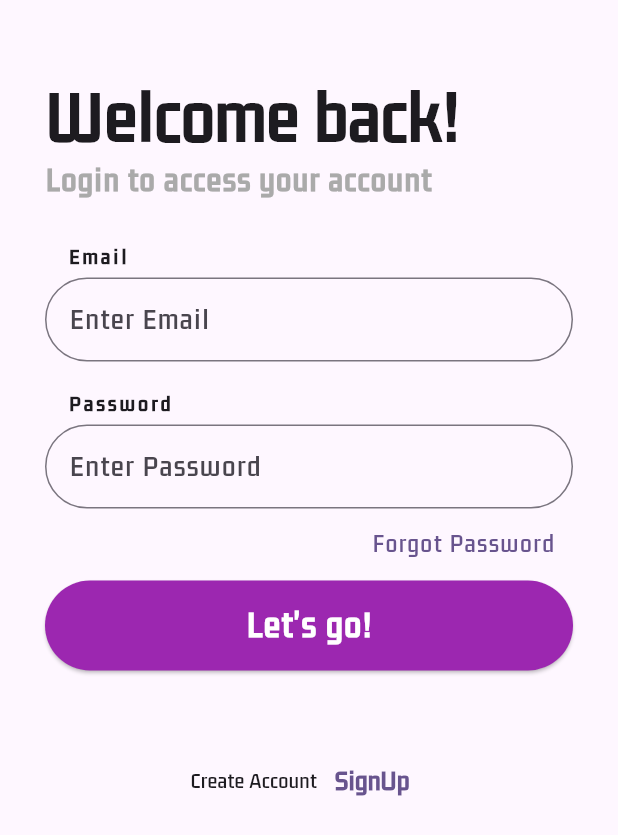
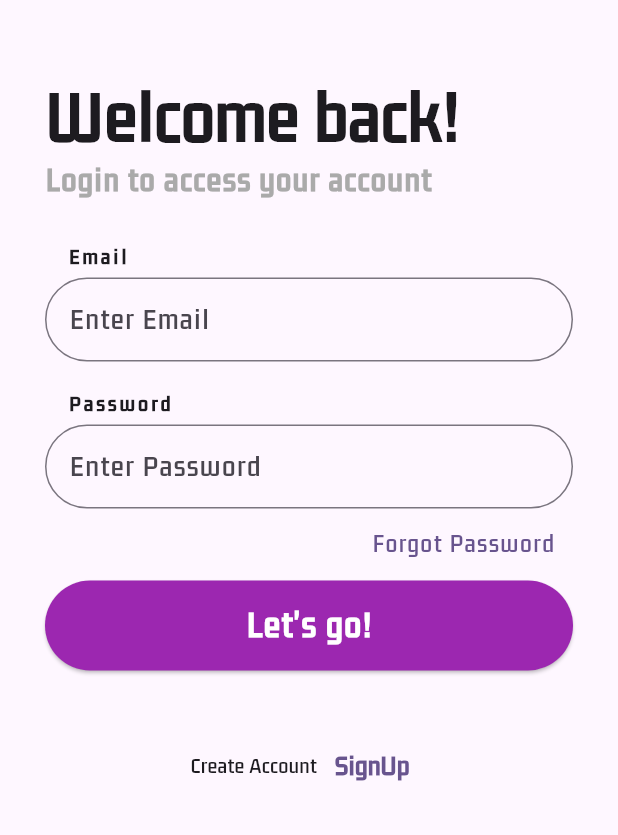
Before and after one commit to CodeRohanDev/Login-Page-Designs, a Flutter app: the screen it shows after launch, on a phone screen of 412 x 824 dp. Shown: the top 835 px of the screen. Run offline on Flutter 3.47's test engine with Material 2 defaults, Android fonts, the light colour scheme and no system bars.

Commit message:
design optimized

```diff
--- a/design3/lib/login.dart
+++ b/design3/lib/login.dart
@@ -127,7 +127,7 @@ class _LoginPageState extends State<LoginPage> {
                 ),
               ),
               SizedBox(
-                height: 50,
+                height: 40,
               ),
               Row(
                 mainAxisAlignment: MainAxisAlignment.center,
```
